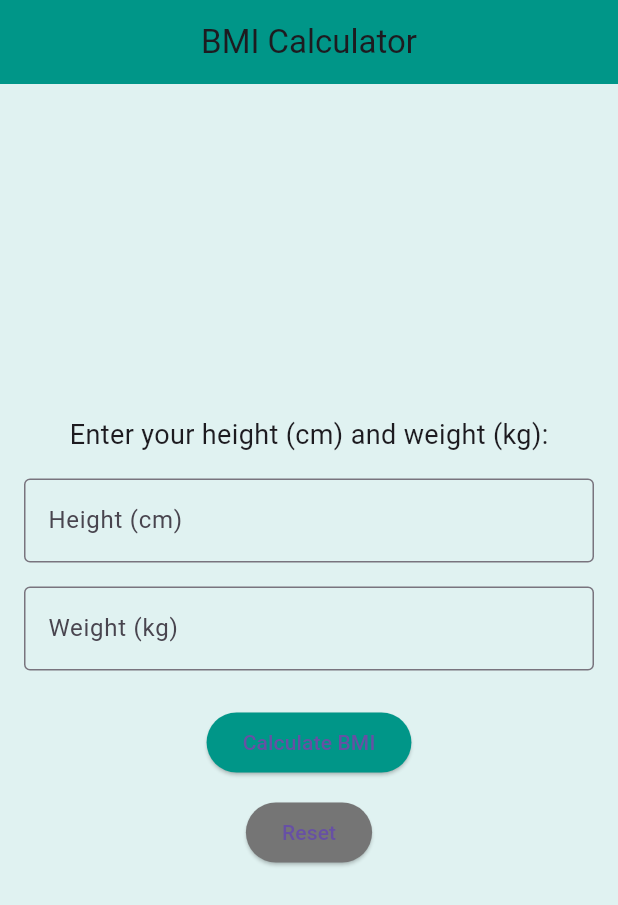
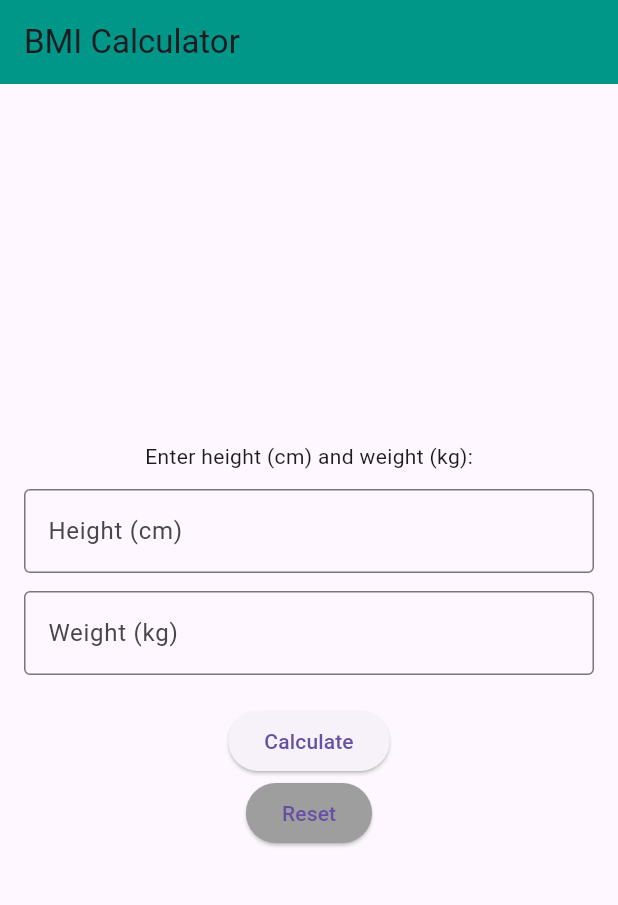
Before and after one commit to NigelCompSci/bmicalc, a Flutter app: the screen it shows after launch, after a tap on "Reset", on a phone screen of 412 x 824 dp. Shown: the top 905 px of the screen. Run offline on Flutter 3.47's test engine with Material 3 defaults, Android fonts, the phone set to English and light mode, and no system bars.

Commit message:
third commit

```diff
--- a/lib/main.dart
+++ b/lib/main.dart
@@ -1,145 +1,100 @@
 import 'package:flutter/material.dart';
 
-void main() {
-  runApp(const BMICalculatorApp());
-}
+void main() => runApp(const MyApp());
 
-class BMICalculatorApp extends StatelessWidget {
-  const BMICalculatorApp({super.key});
+class MyApp extends StatelessWidget {
+  const MyApp({super.key});
 
   @override
   Widget build(BuildContext context) {
-    return MaterialApp(
-      title: 'BMI Calculator',
-      home: const BMICalculator(),
+    return const MaterialApp(
       debugShowCheckedModeBanner: false,
+      home: BMIScreen(),
     );
   }
 }
 
-class BMICalculator extends StatefulWidget {
-  const BMICalculator({super.key});
+class BMIScreen extends StatefulWidget {
+  const BMIScreen({super.key});
 
   @override
-  State<BMICalculator> createState() => _BMICalculatorState();
+  State<BMIScreen> createState() => _BMIScreenState();
 }
 
-class _BMICalculatorState extends State<BMICalculator> {
-  final TextEditingController heightController = TextEditingController();
-  final TextEditingController weightController = TextEditingController();
-
-  double? _bmi;
-  String _category = '';
+class _BMIScreenState extends State<BMIScreen> {
+  final heightCtrl = TextEditingController();
+  final weightCtrl = TextEditingController();
+  double? bmi;
+  String category = '';
 
   void calculateBMI() {
-    final double? heightCm = double.tryParse(heightController.text);
-    final double? weightKg = double.tryParse(weightController.text);
+    final height = double.tryParse(heightCtrl.text);
+    final weight = double.tryParse(weightCtrl.text);
 
-    if (heightCm != null && weightKg != null && heightCm > 0) {
-      final heightM = heightCm / 100;
-      final bmi = weightKg / (heightM * heightM);
+    if (height != null && weight != null && height > 0) {
+      final heightM = height / 100;
+      final result = weight / (heightM * heightM);
 
-      String category = '';
-      if (bmi < 18.5) {
+      setState(() {
+        bmi = result;
+        if (result < 18.5) {
           category = 'Underweight';
-      } else if (bmi < 24.9) {
+        } else if (result < 24.9) {
           category = 'Normal weight';
-      } else if (bmi < 29.9) {
+        } else if (result < 29.9) {
           category = 'Overweight';
         } else {
           category = 'Obese';
         }
-
-      setState(() {
-        _bmi = bmi;
-        _category = category;
-      });
-    } else {
-      setState(() {
-        _bmi = null;
-        _category = '';
       });
     }
   }
 
   void reset() {
-    heightController.clear();
-    weightController.clear();
+    heightCtrl.clear();
+    weightCtrl.clear();
     setState(() {
-      _bmi = null;
-      _category = '';
+      bmi = null;
+      category = '';
     });
   }
 
   @override
   Widget build(BuildContext context) {
     return Scaffold(
-      backgroundColor: Colors.teal[50],
-      appBar: AppBar(
-        title: const Text('BMI Calculator'),
-        centerTitle: true,
-        backgroundColor: Colors.teal,
-      ),
-      body: Center(
-        child: Padding(
+      appBar: AppBar(title: const Text('BMI Calculator'), backgroundColor: Colors.teal),
+      body: Padding(
         padding: const EdgeInsets.all(16),
-          child: SingleChildScrollView(
         child: Column(
           mainAxisAlignment: MainAxisAlignment.center,
           children: [
-                const Text(
-                  'Enter your height (cm) and weight (kg):',
-                  style: TextStyle(fontSize: 18),
-                ),
-                const SizedBox(height: 16),
+            const Text('Enter height (cm) and weight (kg):'),
+            const SizedBox(height: 12),
             TextField(
-                  controller: heightController,
+              controller: heightCtrl,
+              decoration: const InputDecoration(labelText: 'Height (cm)', border: OutlineInputBorder()),
               keyboardType: TextInputType.number,
-                  decoration: const InputDecoration(
-                    border: OutlineInputBorder(),
-                    labelText: 'Height (cm)',
-                  ),
-                ),
-                const SizedBox(height: 16),
-                TextField(
-                  controller: weightController,
-                  keyboardType: TextInputType.number,
-                  decoration: const InputDecoration(
-                    border: OutlineInputBorder(),
-                    labelText: 'Weight (kg)',
-                  ),
-                ),
-                const SizedBox(height: 24),
-                ElevatedButton(
-                  onPressed: calculateBMI,
-                  style: ElevatedButton.styleFrom(
-                    backgroundColor: Colors.teal,
-                  ),
-                  child: const Text('Calculate BMI'),
             ),
             const SizedBox(height: 12),
+            TextField(
+              controller: weightCtrl,
+              decoration: const InputDecoration(labelText: 'Weight (kg)', border: OutlineInputBorder()),
+              keyboardType: TextInputType.number,
+            ),
+            const SizedBox(height: 20),
+            ElevatedButton(onPressed: calculateBMI, child: const Text('Calculate')),
             ElevatedButton(
               onPressed: reset,
-                  style: ElevatedButton.styleFrom(
-                    backgroundColor: Colors.grey[600],
-                  ),
+              style: ElevatedButton.styleFrom(backgroundColor: Colors.grey),
               child: const Text('Reset'),
             ),
-                const SizedBox(height: 24),
-                if (_bmi != null) ...[
-                  Text(
-                    'Your BMI: ${_bmi!.toStringAsFixed(1)}',
-                    style: const TextStyle(fontSize: 22, fontWeight: FontWeight.bold),
-                  ),
-                  const SizedBox(height: 8),
-                  Text(
-                    'Category: $_category',
-                    style: const TextStyle(fontSize: 18),
-                  ),
+
+            const SizedBox(height: 20),
+            if (bmi != null) ...[
+              Text('Your BMI: ${bmi!.toStringAsFixed(1)}', style: const TextStyle(fontSize: 20)),
+              Text('Category: $category', style: const TextStyle(fontSize: 18)),
             ],
           ],
-            ),
-          ),
         ),
       ),
     );
```
Also changed, not shown: 1 other file. Lines whose indentation alone changed are shown as unchanged.
